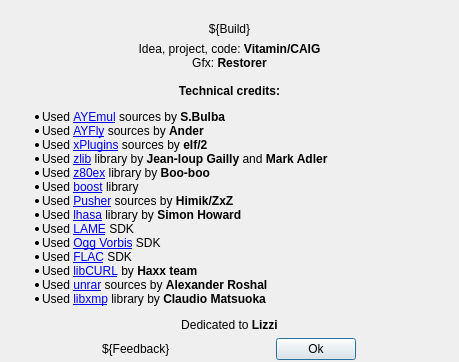
vitamin-caig/zxtune, file apps/zxtune-qt/ui/informational/aboutdialog.ui: the form before one commit.
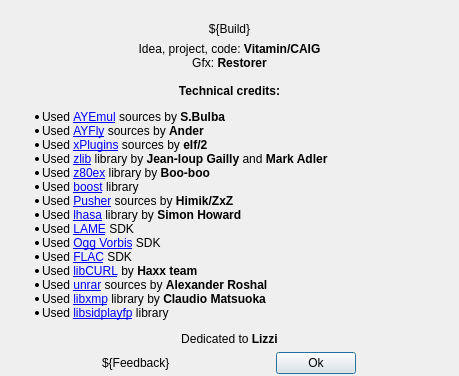
The form after the commit. Icons and pictures are not drawn.

Commit message: zxtune-qt: update about dialog (reference to libsidplayfp).

What changed in the file:
```diff
--- a/apps/zxtune-qt/ui/informational/aboutdialog.ui
+++ b/apps/zxtune-qt/ui/informational/aboutdialog.ui
@@ -85,6 +85,7 @@
 &lt;li&gt;Used &lt;a href=&quot;http://curl.haxx.se/libcurl&quot;&gt;libCURL&lt;/a&gt; by &lt;b&gt;Haxx team&lt;/b&gt;&lt;/li&gt;
 &lt;li&gt;Used &lt;a href=&quot;http://rarlab.com&quot;&gt;unrar&lt;/a&gt; sources by &lt;b&gt;Alexander Roshal&lt;/b&gt;&lt;/li&gt;
 &lt;li&gt;Used &lt;a href=&quot;https://github.com/cmatsuoka/libxmp&quot;&gt;libxmp&lt;/a&gt; library by &lt;b&gt;Claudio Matsuoka&lt;/b&gt;&lt;/li&gt;
+&lt;li&gt;Used &lt;a href=&quot;http://sidplay-residfp.sourceforge.net&quot;&gt;libsidplayfp&lt;/a&gt; library&lt;/li&gt;
 &lt;/ul&gt;
 
 &lt;center&gt;Dedicated to &lt;b&gt;Lizzi&lt;/b&gt;&lt;/center&gt;
```
The commit also changes 2 other files.
